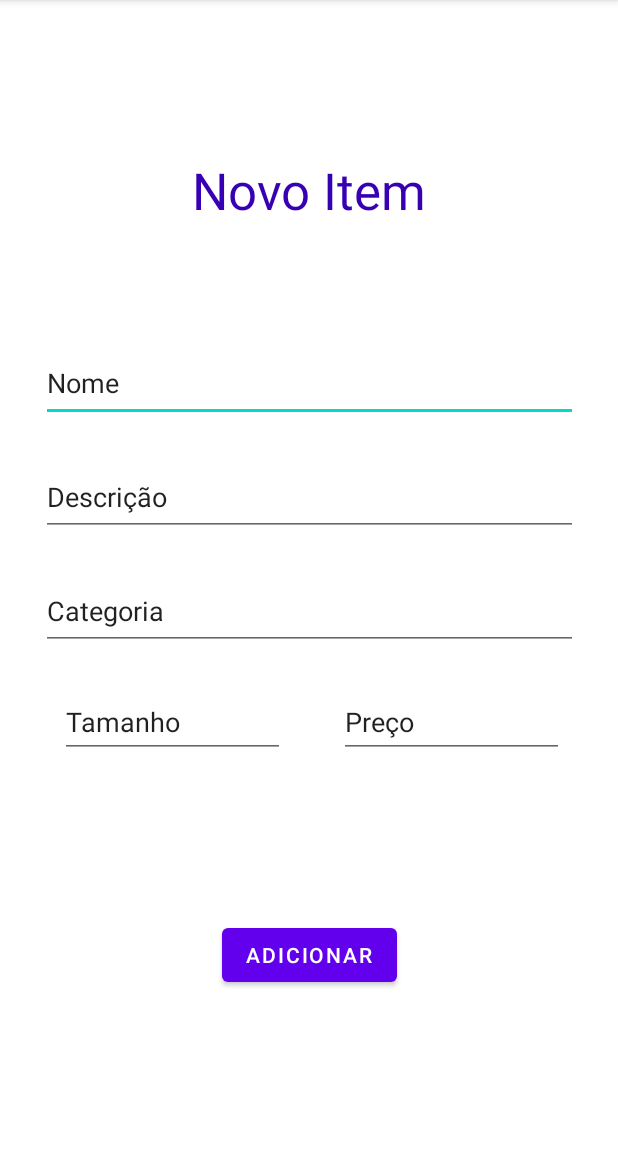
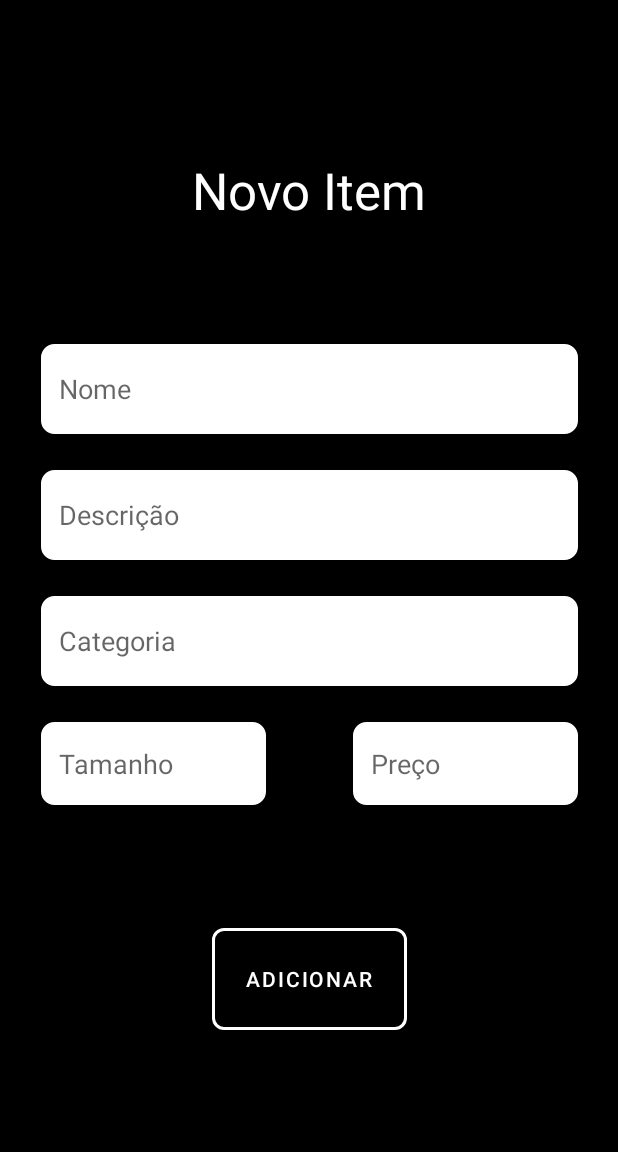
Before and after one commit to EduBroilo/TrabalhoFinal_Mobile, an Android app: the AdicionarItemActivity screen opened directly, with no data from a screen before it, after a tap on "ADICIONAR", on a phone screen of 412 x 824 dp, the part 84-1236 px from its top. Run offline under Robolectric (Android 15) with nearby library versions, the phone set to English and light mode, and no system bars; our stand-ins replace Room's generated code; 1 statement that could not run was skipped.

Commit message:
Update Add Item view 2

```diff
--- a/app/src/main/java/com/example/trabalhofinal_mobile/views/AdicionarItemActivity.java
+++ b/app/src/main/java/com/example/trabalhofinal_mobile/views/AdicionarItemActivity.java
@@ -57,6 +57,12 @@ public class AdicionarItemActivity extends AppCompatActivity {
                 // Adiciona à Instância
 
                 Cardapio.insert(novo);
+
+                editTextName.setText("");
+                editTextCategory.setText("");
+                editTextDescription.setText("");
+                editTextPrice.setText("");
+                editTextSize.setText("");
             }
         });
     }
--- /dev/null
+++ b/app/src/main/res/drawable/ic_edittext_background.xml
@@ -0,0 +1,12 @@
+<shape xmlns:android="http://schemas.android.com/apk/res/android">
+    <solid android:color="#FFFFFF" />
+    <stroke
+        android:width="2dp"
+        android:color="#FFFFFF" />
+    <corners android:radius="8dp" />
+    <padding
+        android:left="12dp"
+        android:top="8dp"
+        android:right="12dp"
+        android:bottom="8dp" />
+</shape>
--- a/app/src/main/res/layout/activity_adicionar_item.xml
+++ b/app/src/main/res/layout/activity_adicionar_item.xml
@@ -5,6 +5,7 @@
     android:id="@+id/main"
     android:layout_width="match_parent"
     android:layout_height="match_parent"
+    android:background="@color/black"
     tools:context=".views.AdicionarItemActivity">
 
     <TextView
@@ -13,7 +14,7 @@
         android:layout_height="wrap_content"
         android:layout_marginTop="160dp"
         android:text="@string/TituloInterfaceNovoItem"
-        android:textColor="@color/purple_700"
+        android:textColor="@color/white"
         android:textSize="34sp"
         app:layout_constraintEnd_toEndOf="parent"
         app:layout_constraintHorizontal_bias="0.5"
@@ -23,11 +24,12 @@
     <EditText
         android:id="@+id/EditTextNome"
         android:layout_width="358dp"
-        android:layout_height="52dp"
+        android:layout_height="60dp"
         android:layout_marginTop="80dp"
         android:ems="10"
         android:inputType="text"
-        android:text="@string/TextCampoNome"
+        android:hint="@string/TextCampoNome"
+        android:background="@drawable/ic_edittext_background"
         app:layout_constraintEnd_toEndOf="parent"
         app:layout_constraintHorizontal_bias="0.5"
         app:layout_constraintStart_toStartOf="parent"
@@ -36,11 +38,12 @@
     <EditText
         android:id="@+id/EditTextDescricao"
         android:layout_width="358dp"
-        android:layout_height="52dp"
+        android:layout_height="60dp"
         android:layout_marginTop="24dp"
         android:ems="10"
         android:inputType="text"
-        android:text="@string/TextCampoDescricao"
+        android:hint="@string/TextCampoDescricao"
+        android:background="@drawable/ic_edittext_background"
         app:layout_constraintEnd_toEndOf="parent"
         app:layout_constraintHorizontal_bias="0.5"
         app:layout_constraintStart_toStartOf="parent"
@@ -49,11 +52,12 @@
     <EditText
         android:id="@+id/EditTextCategoria"
         android:layout_width="358dp"
-        android:layout_height="52dp"
+        android:layout_height="60dp"
         android:layout_marginTop="24dp"
         android:ems="10"
         android:inputType="text"
-        android:text="@string/TexCampoCategoria"
+        android:hint="@string/TexCampoCategoria"
+        android:background="@drawable/ic_edittext_background"
         app:layout_constraintEnd_toEndOf="parent"
         app:layout_constraintHorizontal_bias="0.5"
         app:layout_constraintStart_toStartOf="parent"
@@ -62,35 +66,40 @@
     <EditText
         android:id="@+id/EditTextTamanho"
         android:layout_width="150dp"
-        android:layout_height="48dp"
-        android:layout_marginStart="40dp"
+        android:layout_height="55dp"
         android:layout_marginTop="24dp"
+        android:background="@drawable/ic_edittext_background"
         android:ems="10"
+        android:hint="@string/TexCampoTamanho"
         android:inputType="text"
-        android:text="@string/TexCampoTamanho"
-        app:layout_constraintStart_toStartOf="parent"
-        app:layout_constraintTop_toBottomOf="@+id/EditTextCategoria"/>
+        app:layout_constraintStart_toStartOf="@+id/EditTextCategoria"
+        app:layout_constraintTop_toBottomOf="@+id/EditTextCategoria" />
 
     <EditText
         android:id="@+id/EditTextPreco"
         android:layout_width="150dp"
-        android:layout_height="48dp"
+        android:layout_height="55dp"
+        android:layout_marginTop="24dp"
+        android:background="@drawable/ic_edittext_background"
         android:ems="10"
+        android:hint="@string/TexCampoPreco"
         android:inputType="text"
-        android:text="@string/TexCampoPreco"
-        android:layout_marginTop="24dp"
-        app:layout_constraintEnd_toEndOf="parent"
-        app:layout_constraintStart_toEndOf="@+id/EditTextTamanho"
-        app:layout_constraintTop_toBottomOf="@+id/EditTextCategoria"/>
+        app:layout_constraintEnd_toEndOf="@+id/EditTextCategoria"
+        app:layout_constraintTop_toBottomOf="@+id/EditTextCategoria" />
 
     <Button
         android:id="@+id/btnAdicionar"
-        android:layout_width="wrap_content"
-        android:layout_height="wrap_content"
+        android:layout_width="130dp"
+        android:layout_height="80dp"
+        app:strokeColor="@color/white"
+        app:strokeWidth="2dp"
+        android:backgroundTint="@color/black"
         android:text="@string/TextbtnAdicionar"
+        app:cornerRadius="8dp"
         app:layout_constraintBottom_toBottomOf="parent"
         app:layout_constraintEnd_toEndOf="parent"
         app:layout_constraintStart_toStartOf="parent"
-        app:layout_constraintTop_toBottomOf="@+id/EditTextTamanho" />
+        app:layout_constraintTop_toBottomOf="@+id/EditTextTamanho"
+/>
 
 </androidx.constraintlayout.widget.ConstraintLayout>
--- a/app/src/main/res/layout/activity_main.xml
+++ b/app/src/main/res/layout/activity_main.xml
@@ -29,9 +29,12 @@
     <Button
         android:id="@+id/btnAcompanhamentos"
         android:layout_width="240dp"
-        android:layout_height="63dp"
+        android:layout_height="70dp"
         android:layout_marginTop="336dp"
         android:text="@string/btnTextAcompanhamentos"
+        app:strokeColor="@color/white"
+        app:strokeWidth="2dp"
+        android:backgroundTint="@color/black"
         app:layout_constraintEnd_toEndOf="parent"
         app:layout_constraintHorizontal_bias="0.498"
         app:layout_constraintStart_toStartOf="parent"
@@ -42,9 +45,12 @@
     <Button
         android:id="@+id/btnPrincipais"
         android:layout_width="240dp"
-        android:layout_height="63dp"
+        android:layout_height="70dp"
         android:layout_marginTop="18dp"
         android:text="@string/btnTextPrincipais"
+        app:strokeColor="@color/white"
+        app:strokeWidth="2dp"
+        android:backgroundTint="@color/black"
         app:layout_constraintEnd_toEndOf="parent"
         app:layout_constraintHorizontal_bias="0.498"
         app:layout_constraintStart_toStartOf="parent"
@@ -55,9 +61,12 @@
     <Button
         android:id="@+id/btnBebidas"
         android:layout_width="240dp"
-        android:layout_height="63dp"
+        android:layout_height="70dp"
         android:layout_marginTop="18dp"
         android:text="@string/btnTextBebidas"
+        app:strokeColor="@color/white"
+        app:strokeWidth="2dp"
+        android:backgroundTint="@color/black"
         app:layout_constraintEnd_toEndOf="parent"
         app:layout_constraintHorizontal_bias="0.498"
         app:layout_constraintStart_toStartOf="parent"
@@ -68,9 +77,12 @@
     <Button
         android:id="@+id/btnAdicionar"
         android:layout_width="240dp"
-        android:layout_height="63dp"
+        android:layout_height="70dp"
         android:layout_marginTop="18dp"
         android:text="@string/btnTextAdicionar"
+        app:strokeColor="@color/white"
+        app:strokeWidth="2dp"
+        android:backgroundTint="@color/black"
         app:layout_constraintEnd_toEndOf="parent"
         app:layout_constraintHorizontal_bias="0.498"
         app:layout_constraintStart_toStartOf="parent"
```
